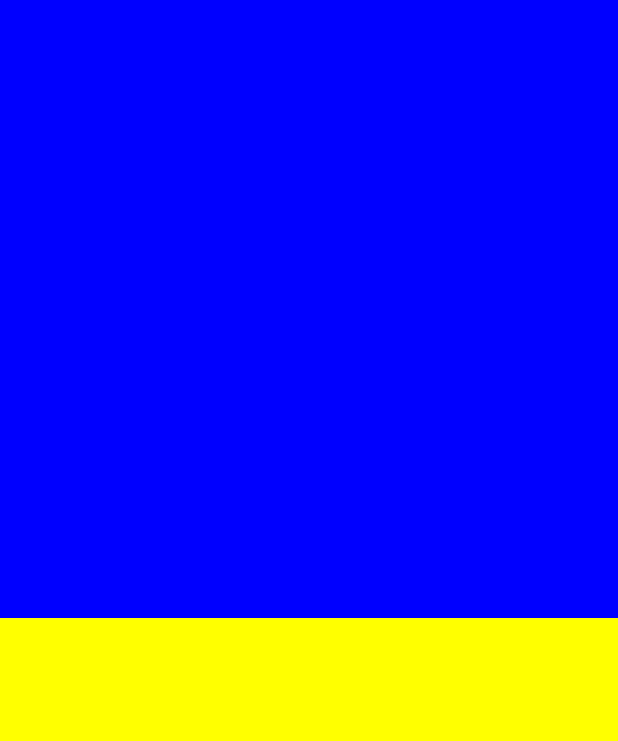
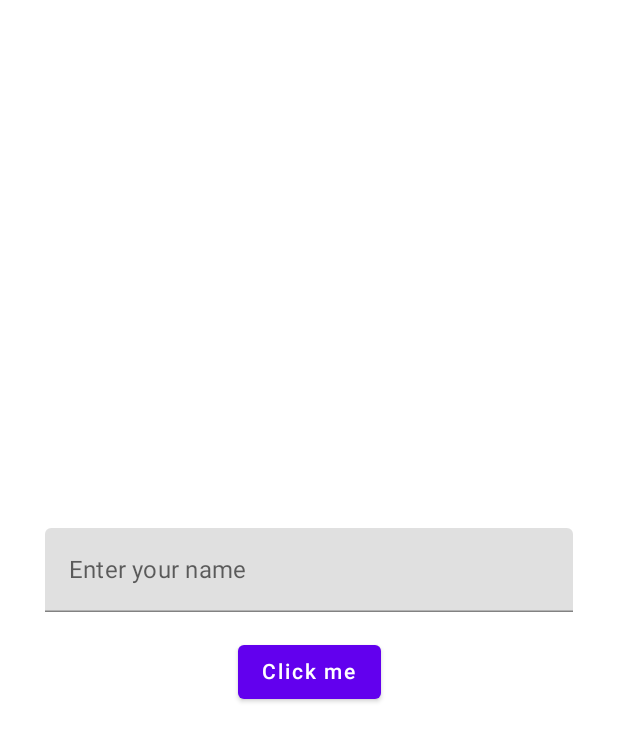
Before and after one commit to DenisFedak84/ComposeNorway, an Android app built with Jetpack Compose: the screen it shows after launch (MainActivity), on a phone screen of 412 x 824 dp. Shown: the top 741 px of the screen. Run offline under Robolectric (Android 15) with nearby library versions, the phone set to English and light mode, and no system bars.

Commit message:
Added EditTextItem

```diff
--- /dev/null
+++ b/app/src/main/java/com/example/composenorway/EditTextItem.kt
@@ -0,0 +1,55 @@
+package com.example.composenorway
+
+import android.widget.EditText
+import androidx.compose.foundation.layout.*
+import androidx.compose.material.*
+import androidx.compose.runtime.*
+import androidx.compose.ui.Alignment
+import androidx.compose.ui.Modifier
+import androidx.compose.ui.unit.dp
+import kotlinx.coroutines.launch
+
+@Composable
+fun EditTextItem() {
+
+    val scaffoldState = rememberScaffoldState()
+    var textFieldState by remember {
+        mutableStateOf("")
+    }
+    var scope = rememberCoroutineScope()
+
+    Scaffold(
+        modifier = Modifier.fillMaxSize(),
+        scaffoldState = scaffoldState
+    ) {
+
+        Column(
+            modifier = Modifier
+                .fillMaxSize()
+                .padding(horizontal = 30.dp),
+            verticalArrangement = Arrangement.Center,
+            horizontalAlignment = Alignment.CenterHorizontally,
+        ) {
+
+            TextField(
+                value = textFieldState,
+                label = { Text(text = "Enter your name") },
+                onValueChange = {
+                    textFieldState = it
+                },
+                singleLine = true,
+                modifier = Modifier.fillMaxWidth()
+            )
+
+            Spacer(modifier = Modifier.height(16.dp))
+
+            Button(onClick = {
+                scope.launch {
+                    scaffoldState.snackbarHostState.showSnackbar("Hello $textFieldState")
+                }
+            }) {
+                Text(text = "Click me")
+            }
+        }
+    }
+}
--- a/app/src/main/java/com/example/composenorway/MainActivity.kt
+++ b/app/src/main/java/com/example/composenorway/MainActivity.kt
@@ -9,7 +9,7 @@ class MainActivity : ComponentActivity() {
     override fun onCreate(savedInstanceState: Bundle?) {
         super.onCreate(savedInstanceState)
         setContent {
-            StateItem()
+            EditTextItem()
         }
     }
 }
```
